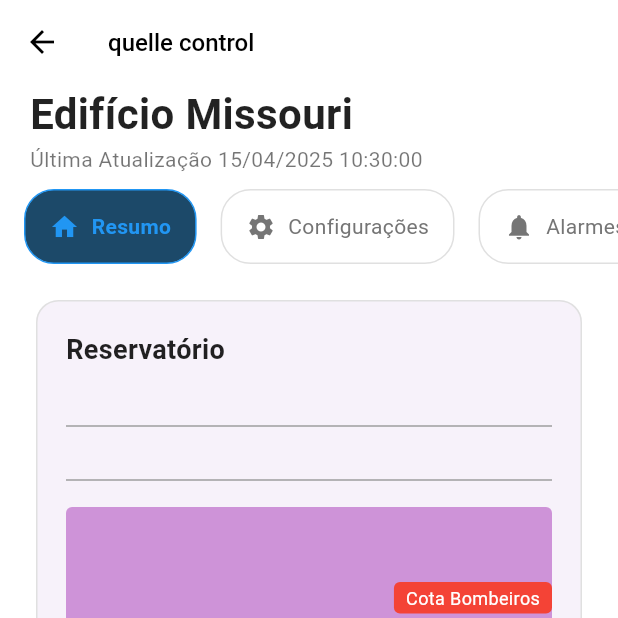
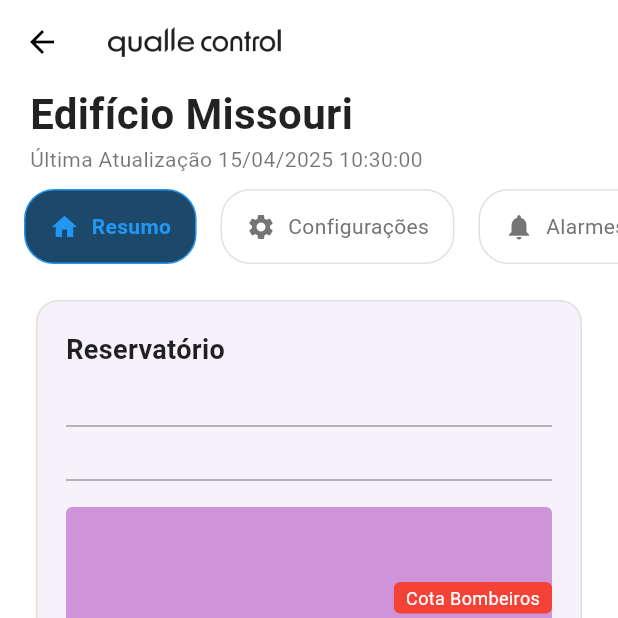
Before and after one commit to Eduardo-MKS/QualleControl, a Flutter app: the CondominioDetalhesScreen screen opened directly with sample values from the repository, on a phone screen of 412 x 824 dp, the top half of it. Run offline on Flutter 3.47's test engine with Material 3 defaults, Android fonts, the phone set to English and light mode, and no system bars; our stand-ins replace flutter_svg.

Commit message:
refactor: replaced text widget with image

```diff
--- a/lib/views/condominios/condo_detalhes_screen.dart
+++ b/lib/views/condominios/condo_detalhes_screen.dart
@@ -27,14 +27,7 @@ class CondominioDetalhesScreen extends StatelessWidget {
         ),
         title: const Row(
           children: [
-            Text(
-              "quelle control",
-              style: TextStyle(
-                color: Colors.black,
-                fontWeight: FontWeight.w500,
-                fontSize: 16,
-              ),
-            ),
+            Image(image: AssetImage('assets/ehoteste.png'), height: 20),
           ],
         ),
         centerTitle: false,
```
